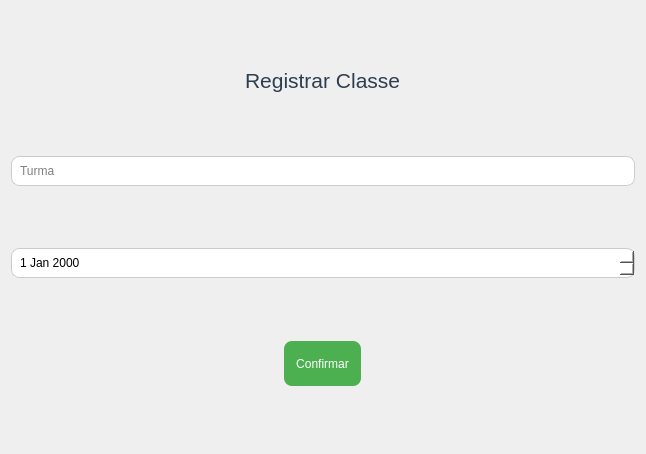
This is App/view/ui/registerClass.ui in Senac-SOR-ADS/Gerenciamento-Escolar as Qt 5 draws it before an edit. The edited form follows.
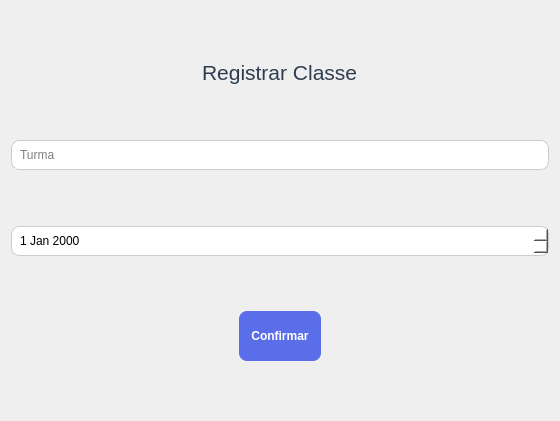
This is the edited form. Icons and pictures are not drawn.

The edit to the form file:
```diff
--- a/App/view/ui/registerClass.ui
+++ b/App/view/ui/registerClass.ui
@@ -6,8 +6,8 @@
    <rect>
     <x>0</x>
     <y>0</y>
-    <width>646</width>
-    <height>454</height>
+    <width>560</width>
+    <height>421</height>
    </rect>
   </property>
   <property name="windowTitle">
@@ -37,10 +37,12 @@
 }
 
 QPushButton {
-    background-color: #4CAF50;
+	font: bold;
+    background-color: #5B6EE9;
     color: white;
     border-radius: 8px;
     padding: 6px 12px;
+    border: none;
 }
 
 QPushButton:hover {
@@ -104,7 +106,7 @@
      <property name="minimumSize">
       <size>
        <width>0</width>
-       <height>45</height>
+       <height>50</height>
       </size>
      </property>
      <property name="maximumSize">
```
Left out of the diff: 6 changed lines with no effect on the pictures.
